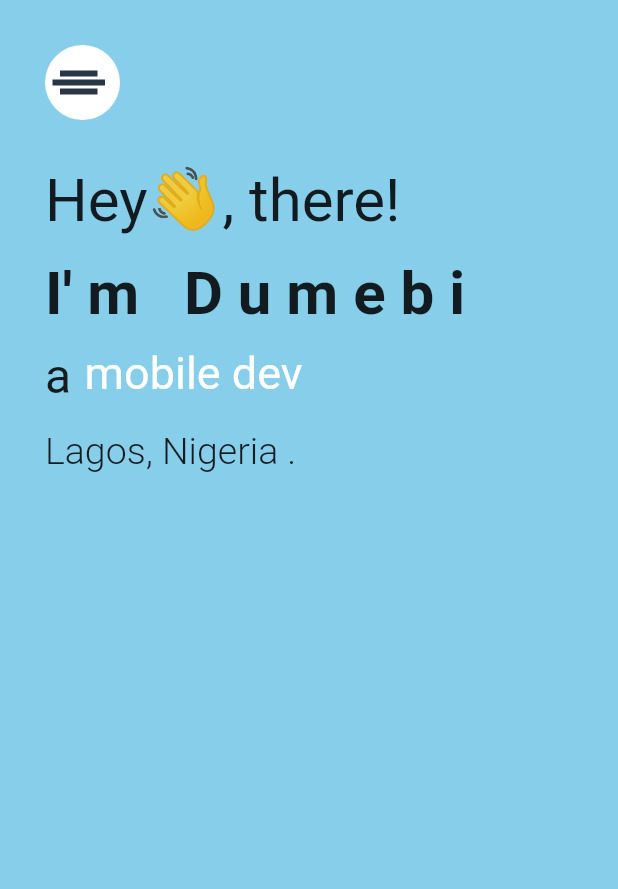
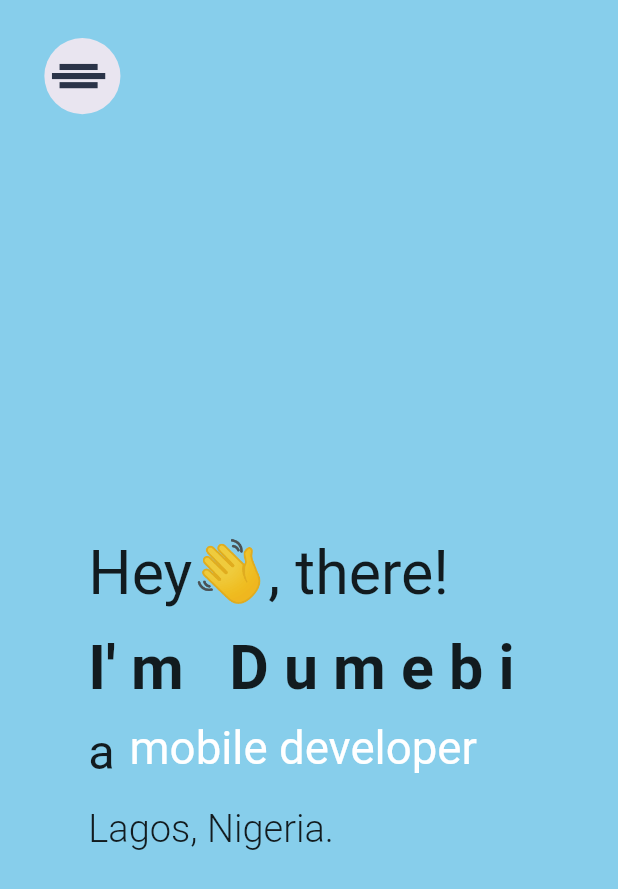
Before and after one commit to dumebiii/Portfolio-UI, a Flutter app: the screen it shows after launch, on a phone screen of 412 x 824 dp. Shown: the top 889 px of the screen. Run offline on Flutter 3.47's test engine with Material 2 defaults, Android fonts, the phone set to English and light mode, and no system bars; drawn by our look-alikes of animated_text_kit, flutter_advanced_drawer; our stand-ins replace flutter_screenutil, flutter_staggered_animations, google_fonts; Roboto replaces fonts that are missing (Horizon).

```diff
--- a/portfolio/lib/main.dart
+++ b/portfolio/lib/main.dart
@@ -1,5 +1,10 @@
 import 'package:flutter/material.dart';
+import 'package:flutter_screenutil/flutter_screenutil.dart';
+import 'package:portfolio/screens/contact.dart';
+import 'package:portfolio/screens/menu.dart';
+import 'package:portfolio/screens/projects.dart';
 
+import 'screens/about.dart';
 import 'screens/home_screen.dart';
 
 void main() {
@@ -12,9 +17,21 @@ class MyApp extends StatelessWidget {
   // This widget is the root of your application.
   @override
   Widget build(BuildContext context) {
-    return MaterialApp(
-      debugShowCheckedModeBanner: false,
-      home: MyHomePage(),
+    return ScreenUtilInit(
+      splitScreenMode: true,
+      minTextAdapt: true,
+      designSize: const Size(375, 812),
+      builder: (BuildContext context, child) => MaterialApp(
+        debugShowCheckedModeBanner: false,
+        initialRoute: '/home',
+        routes: {
+          '/home': (context) => const MyHomePage(),
+          '/menu': (context) => const Menu(),
+          '/project': (context) => const Projects(),
+          '/contact': (context) => const Contact(),
+          '/about': (context) => const About(),
+        },
+      ),
     );
   }
 }
--- a/portfolio/lib/screens/home_screen.dart
+++ b/portfolio/lib/screens/home_screen.dart
@@ -1,6 +1,10 @@
 import 'package:flutter/material.dart';
+import 'package:flutter_advanced_drawer/flutter_advanced_drawer.dart';
+import 'package:flutter_screenutil/flutter_screenutil.dart';
+
 import 'package:google_fonts/google_fonts.dart';
 import 'package:animated_text_kit/animated_text_kit.dart';
+import 'package:portfolio/screens/menu.dart';
 
 class MyHomePage extends StatefulWidget {
   const MyHomePage({Key? key}) : super(key: key);
@@ -10,96 +14,145 @@ class MyHomePage extends StatefulWidget {
 }
 
 class _MyHomePageState extends State<MyHomePage> {
+  final _advancedDrawerController = AdvancedDrawerController();
+
   @override
   Widget build(BuildContext context) {
-    return Scaffold(
+    return AdvancedDrawer(
+        drawer: const Menu(),
+        backdropColor: Color(0xffE9E5F0),
+        controller: _advancedDrawerController,
+        animationCurve: Curves.easeInOut,
+        animationDuration: const Duration(milliseconds: 300),
+        animateChildDecoration: true,
+        rtlOpening: false,
+        // openScale: 1.0,
+        disabledGestures: false,
+        childDecoration: BoxDecoration(
+          // NOTICE: Uncomment if you want to add shadow behind the page.
+          // Keep in mind that it may cause animation jerks.
+          boxShadow: <BoxShadow>[
+            BoxShadow(
+              color: Colors.black,
+              blurRadius: 0.0.r,
+            ),
+          ],
+          borderRadius: BorderRadius.all(Radius.circular(16.r)),
+        ),
+        child: Scaffold(
           backgroundColor: Color(0xff87CEEB),
-      body: SafeArea(
-          child: SingleChildScrollView(
-        child: Container(
-          margin: EdgeInsets.symmetric(horizontal: 30, vertical: 30),
-          child: Column(
-            crossAxisAlignment: CrossAxisAlignment.start,
-            children: [
-              CircleAvatar(
-                backgroundColor: Colors.white,
-                radius: 25,
+          appBar: AppBar(
+            elevation: 0.r,
+            leadingWidth: 100.w,
+
+            toolbarHeight: 100.0.h, // doubl
+            backgroundColor: Color(0xff87CEEB),
+
+            leading: IconButton(
+              onPressed: _handleMenuButtonPressed,
+              icon: ValueListenableBuilder<AdvancedDrawerValue>(
+                valueListenable: _advancedDrawerController,
+                builder: (_, value, __) {
+                  return AnimatedSwitcher(
+                    duration: Duration(milliseconds: 250),
+                    child: value.visible
+                        ? Icon(
+                            Icons.clear,
+                            size: 50.r,
+                            color: Color(0xffE9E5F0),
+                          )
+                        : CircleAvatar(
+                            backgroundColor: Color(0xffE9E5F0),
+                            radius: 25.r,
                             child: Column(
                               mainAxisAlignment: MainAxisAlignment.center,
-                  children: const [
+                              children: [
                                 Divider(
-                      indent: 10,
-                      endIndent: 15,
-                      thickness: 4, // thickness of the line
+                                  indent: 10.r,
+                                  endIndent: 15.r,
+                                  thickness: 4.r, // thickness of the line
 
                                   color: Color(0xff01e283d),
                                   // The color to use when painting the line.
                                   height: 5,
                                 ),
                                 SizedBox(
-                      height: 1,
+                                  height: 1.h,
                                 ),
                                 Divider(
-                      indent: 5,
-                      endIndent: 10,
-                      thickness: 4, // thickness of the line
+                                  indent: 5.r,
+                                  endIndent: 10.r,
+                                  thickness: 4.r, // thickness of the line
 
                                   color: Color(
                                       0xff01e283d), // The color to use when painting the line.
-                      height: 5,
+                                  height: 5.h,
                                 ),
                                 SizedBox(
-                      height: 1,
+                                  height: 1.h,
                                 ),
                                 Divider(
-                      indent: 10,
-                      endIndent: 15,
-                      thickness: 4, // thickness of the line
+                                  indent: 10.r,
+                                  endIndent: 15.r,
+                                  thickness: 4.r, // thickness of the line
 
                                   color: Color(
                                       0xff01e283d), // The color to use when painting the line.
-                      height: 5,
+                                  height: 5.h,
                                 ),
                               ],
                             ),
                           ),
-              SizedBox(
-                height: 30,
+                    key: ValueKey<bool>(value.visible),
+                  );
+                },
               ),
+            ),
+          ),
+          body: SafeArea(
+              child: Center(
+            child: Padding(
+              padding: EdgeInsets.symmetric(horizontal: 20.w, vertical: 0.h),
+              child: Column(
+                crossAxisAlignment: CrossAxisAlignment.start,
+                mainAxisAlignment: MainAxisAlignment.center,
+                children: [
                   Text(
                     'Hey👋, there!',
-                style: TextStyle(fontSize: 40, fontWeight: FontWeight.w400),
+                    style:
+                        TextStyle(fontSize: 40.sp, fontWeight: FontWeight.w400),
                   ),
                   SizedBox(
-                height: 15,
+                    height: 15.h,
                   ),
                   Text(
                     "I' m   D u m e b i ",
-                style: TextStyle(fontSize: 40, fontWeight: FontWeight.bold),
+                    style:
+                        TextStyle(fontSize: 40.sp, fontWeight: FontWeight.bold),
                   ),
                   SizedBox(
-                height: 12,
+                    height: 12.h,
                   ),
                   Row(
                     mainAxisSize: MainAxisSize.min,
                     children: <Widget>[
                       Text(
                         'a',
-                    style: TextStyle(fontSize: 32.0),
+                        style: TextStyle(fontSize: 32.0.sp),
                       ),
                       SizedBox(
-                    width: 9,
+                        width: 9.w,
                       ),
                       Container(
-                    height: 40,
+                        height: 40.h,
                         child: DefaultTextStyle(
-                      style: const TextStyle(
-                          fontSize: 30.0,
+                          style: TextStyle(
+                              fontSize: 30.sp,
                               fontFamily: 'Horizon',
                               fontWeight: FontWeight.w400),
                           child: AnimatedTextKit(
                             animatedTexts: [
-                          RotateAnimatedText('mobile dev'),
+                              RotateAnimatedText('mobile developer'),
                               RotateAnimatedText('graphic Designer'),
                             ],
                             onTap: () {
@@ -113,11 +166,12 @@ class _MyHomePageState extends State<MyHomePage> {
                     ],
                   ),
                   SizedBox(
-                height: 15,
+                    height: 15.h,
                   ),
                   Text(
-                'Lagos, Nigeria .',
-                style: TextStyle(fontSize: 25, fontWeight: FontWeight.w300),
+                    'Lagos, Nigeria.',
+                    style:
+                        TextStyle(fontSize: 25.sp, fontWeight: FontWeight.w300),
                   ),
                   // Image.asset(
                   //   'assets/images/dum.png',
@@ -128,6 +182,12 @@ class _MyHomePageState extends State<MyHomePage> {
               ),
             ),
           )),
-    );
+        ));
+  }
+
+  void _handleMenuButtonPressed() {
+    // NOTICE: Manage Advanced Drawer state through the Controller.
+    // _advancedDrawerController.value = AdvancedDrawerValue.visible();
+    _advancedDrawerController.showDrawer();
   }
 }
--- a/portfolio/pubspec.yaml
+++ b/portfolio/pubspec.yaml
@@ -37,6 +37,8 @@ dependencies:
   google_fonts: ^3.0.1
   animated_text_kit: ^4.2.2
   flutter_advanced_drawer: ^1.3.2
+  flutter_staggered_animations: ^1.0.0
+  flutter_screenutil: ^5.5.3+2
 
 dev_dependencies:
   flutter_test:
```
Also changed, not shown: portfolio/lib/screens/about.dart (+117 -0 lines), portfolio/lib/screens/contact.dart (+71 -0 lines), portfolio/lib/screens/menu.dart (+76 -0 lines), portfolio/lib/screens/projects.dart (+17 -0 lines), portfolio/pubspec.lock. Lines whose indentation alone changed are shown as unchanged.
